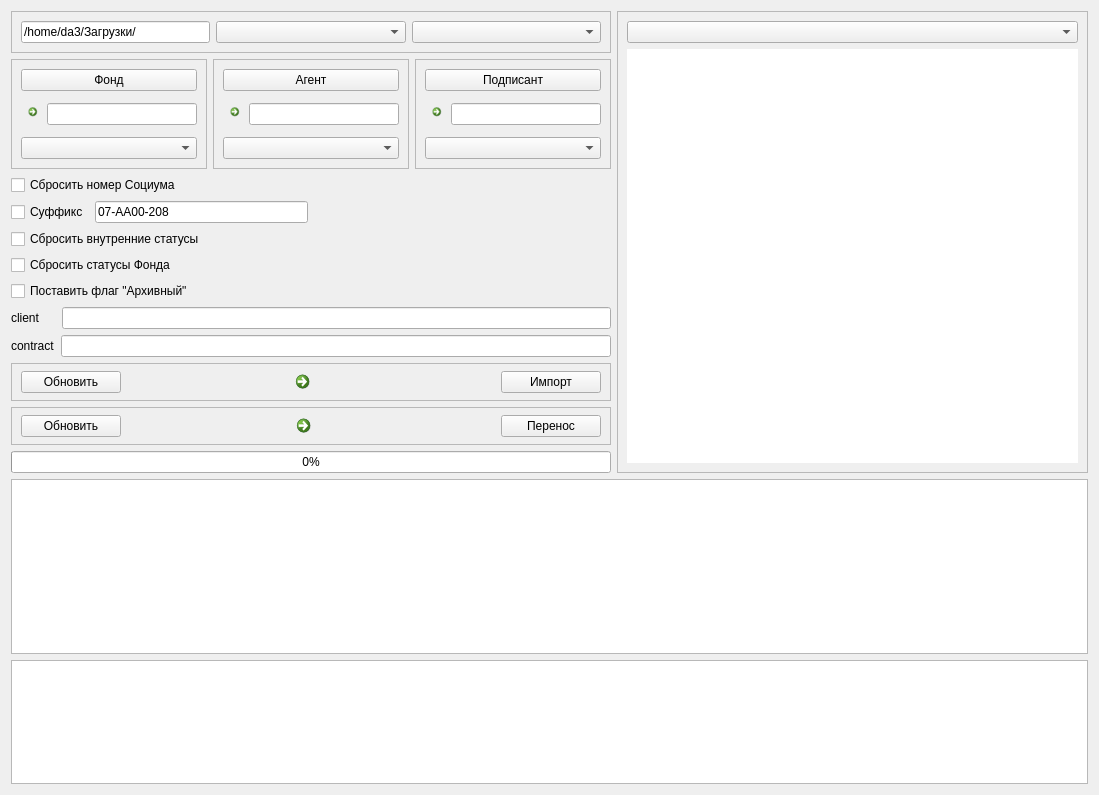
First picture: the form in move_win_.ui, repository dekarh/move, before the edit.
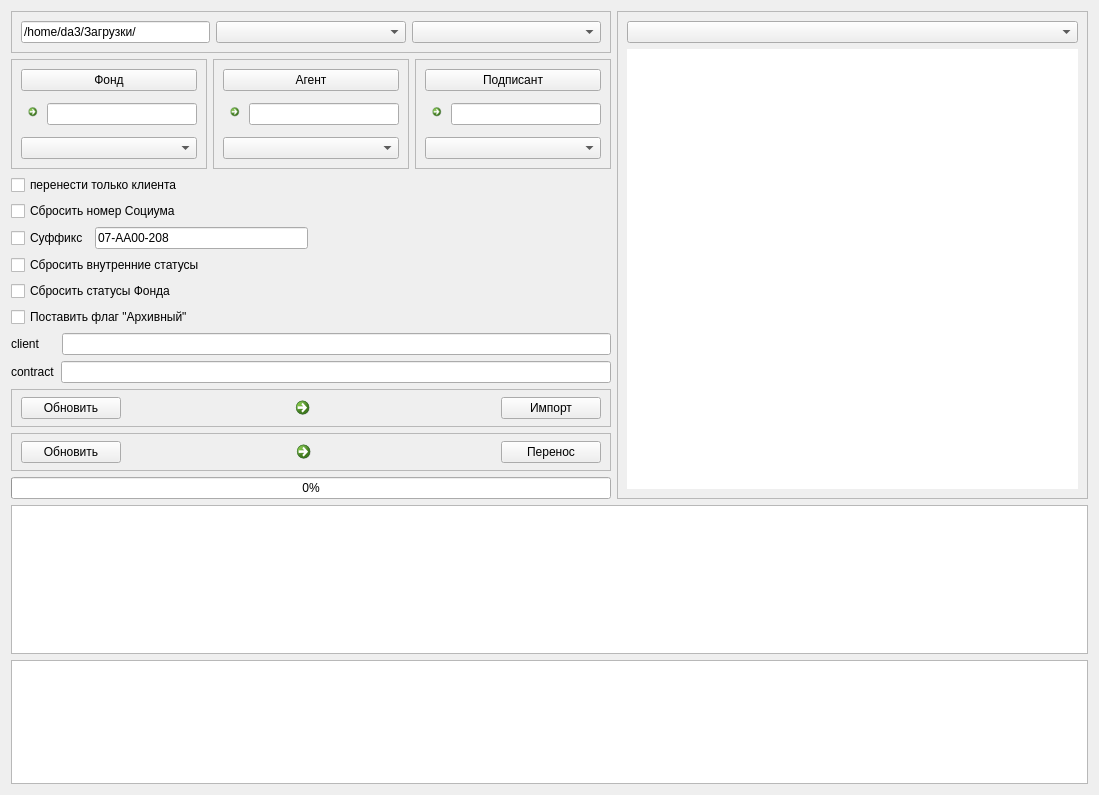
Second picture: the form after the edit. Icons and pictures are not drawn.

Commit message: Добавил режим "Перенести только клиента"

Diff of the .ui file:
```diff
--- a/move_win_.ui
+++ b/move_win_.ui
@@ -40,7 +40,7 @@
         <property name="maximumSize">
          <size>
           <width>600</width>
-          <height>480</height>
+          <height>500</height>
          </size>
         </property>
         <property name="frameShape">
@@ -530,6 +530,13 @@
                <property name="bottomMargin">
                 <number>0</number>
                </property>
+               <item>
+                <widget class="QCheckBox" name="chbClientOnly">
+                 <property name="text">
+                  <string>перенести только клиента</string>
+                 </property>
+                </widget>
+               </item>
                <item>
                 <widget class="QCheckBox" name="chbSocium">
                  <property name="sizePolicy">
```
The commit also changes 2 other files.
